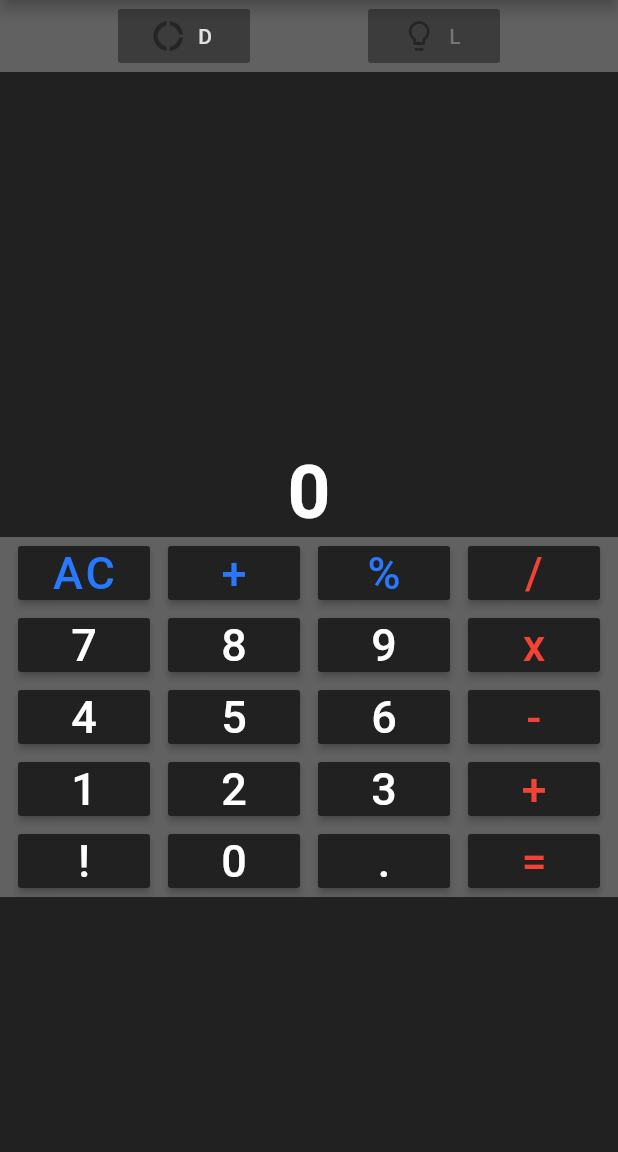
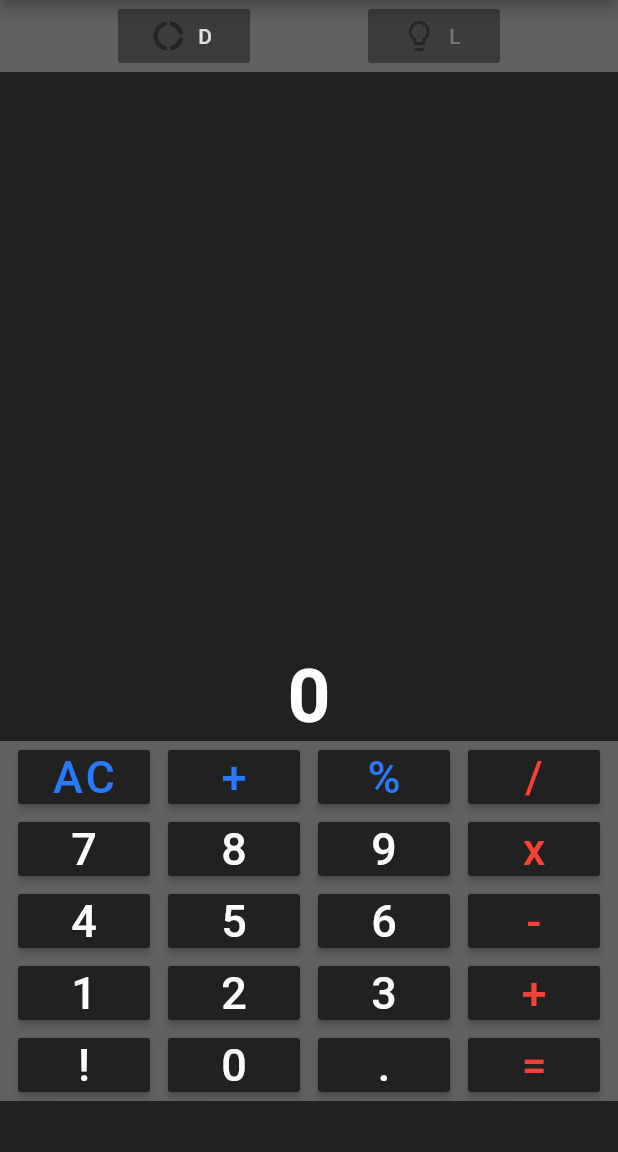
Before and after one commit to codewithlennylen/Android_GUI_Calculator, a Flutter app: the screen it shows after launch, on a phone screen of 412 x 824 dp, the part 84-1236 px from its top. Run offline on Flutter 3.47's test engine with Material 2 defaults, Android fonts, the phone set to English and light mode, and no system bars.

Commit message:
Resizing to the new screen size : 6.0"

```diff
--- a/Source_Code_Flutter/caclc/lib/main.dart
+++ b/Source_Code_Flutter/caclc/lib/main.dart
@@ -72,7 +72,7 @@ class _HomeState extends State<Home> {
           Row(
             children: [
               SizedBox(
-                height: 210,
+                height: 346, //! Manual Sizing - Use Media Query Instead.
               )
             ],
           ),
```
